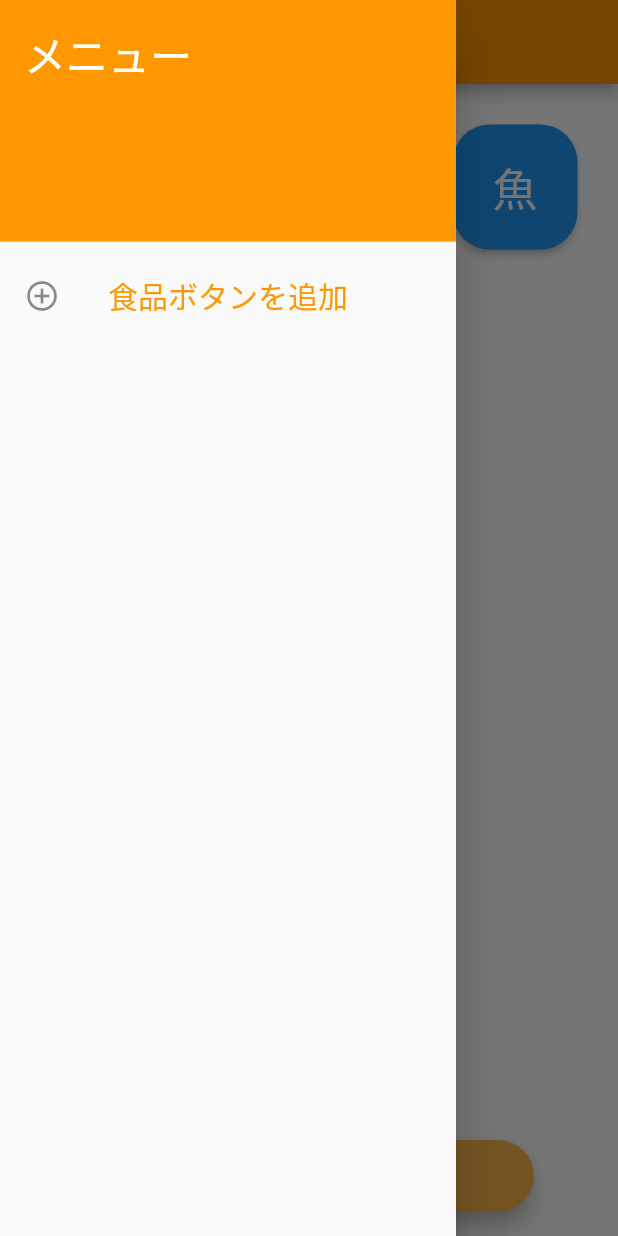
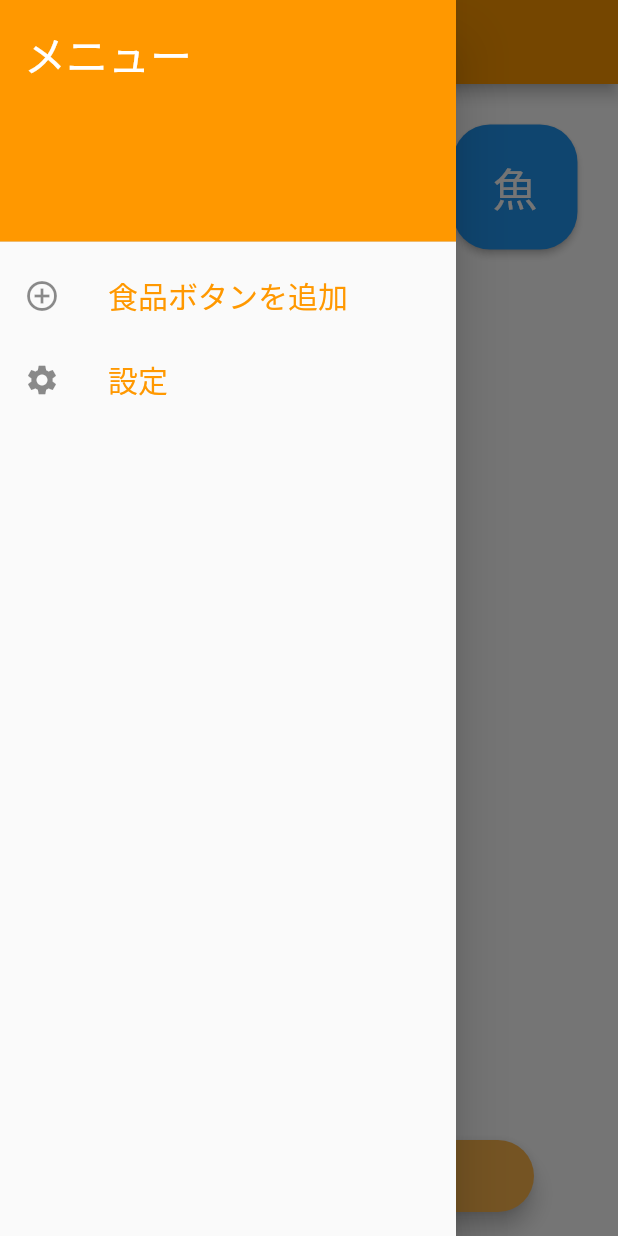
Before and after one commit to tttkouyou/flutter-catchup, a Flutter app: the screen it shows after launch, with the side drawer open, on a phone screen of 412 x 824 dp. Run offline on Flutter 3.47's test engine with Material 2 defaults, Android fonts, the phone set to English and light mode, and no system bars.

Commit message:
[ADD]create AddFoodButton

```diff
--- a/lib/topPage.dart
+++ b/lib/topPage.dart
@@ -41,16 +41,17 @@ class TopPage extends StatelessWidget {
                 ),
               ),
             ),
+            AddFoodButton(),
             ListTile(
-              leading: Icon(Icons.add_circle_outline),
-              title: Text('食品ボタンを追加',
+              leading: Icon(Icons.settings),
+              title: Text('設定',
               style: TextStyle(
                 color: Colors.orange[500],
                 fontSize: 20,
               ),
               ),
               onTap: () {},
-            )
+            ),
           ],
           ),
         ),
```
